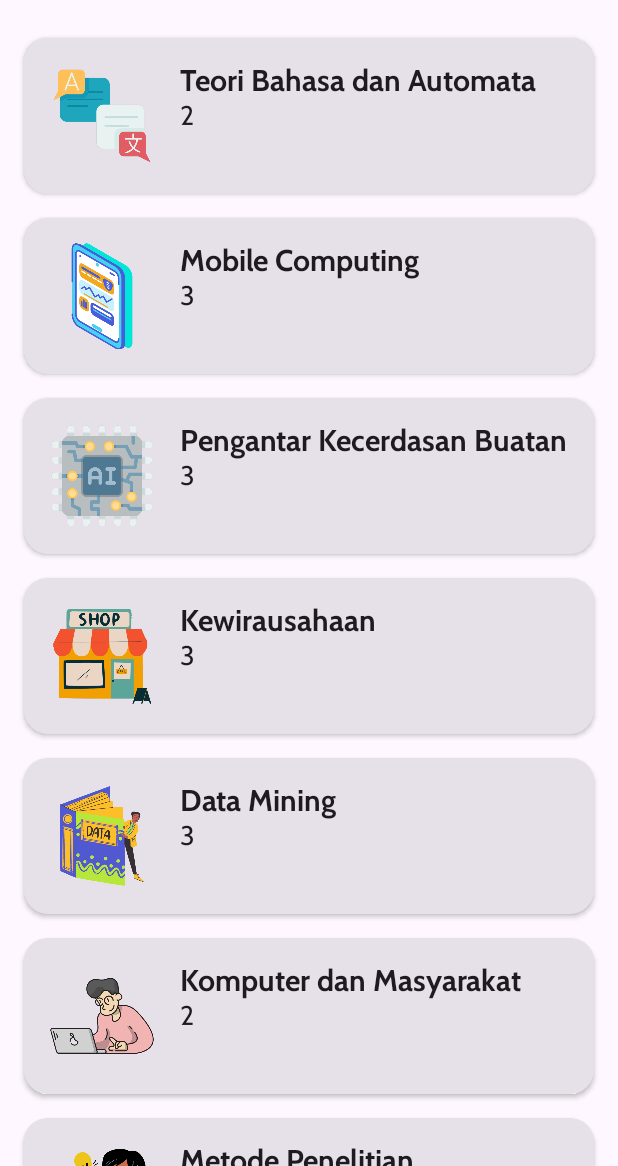
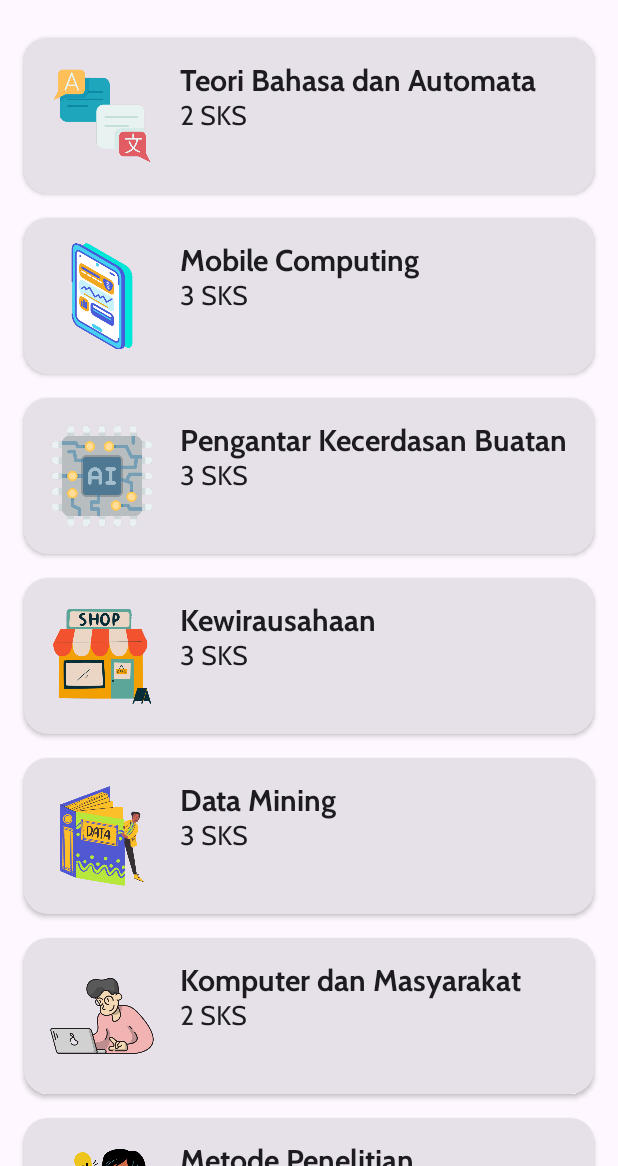
Before and after one commit to RolandRoman/UTSMobcom-1, an Android app built with Jetpack Compose: the screen it shows after launch (MainActivity), on a phone screen of 412 x 824 dp, the part 70-1236 px from its top. Run offline under Robolectric (Android 15) with nearby library versions, the phone set to English and light mode, and no system bars.

Commit message:
update +SKS

```diff
--- a/app/src/main/java/com/example/composeUTS/MatkulsScreen.kt
+++ b/app/src/main/java/com/example/composeUTS/MatkulsScreen.kt
@@ -120,7 +120,7 @@ fun MatkulListItem(
                     style = MaterialTheme.typography.displayLarge
                 )
                 Text(
-                    text = stringResource(matkul.sksRes),
+                    text = stringResource(matkul.sksRes) + " SKS",
                     style = MaterialTheme.typography.displayMedium
                 )
             }
```
